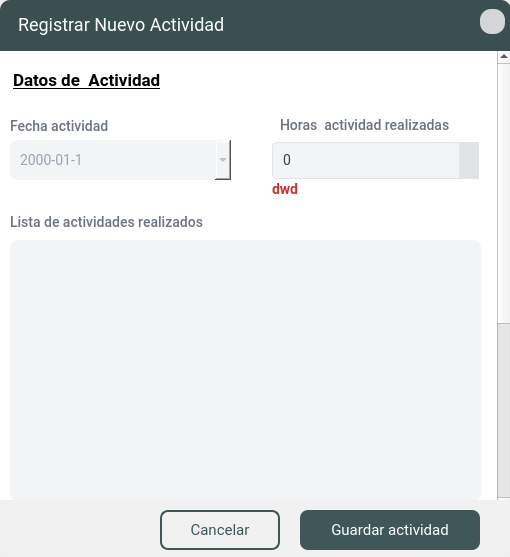
Qt form App/source/ui_files/formulario_seguimiento_estudiante.ui (Bailon18/Vinculacion-desktop-python) before a commit.
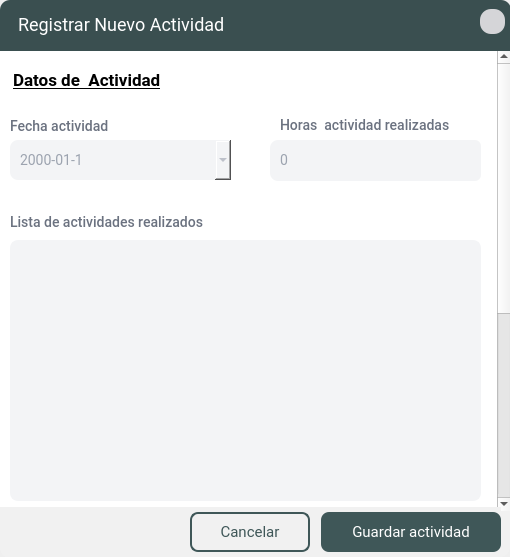
The same form after that commit. Icons and pictures are not drawn.

```diff
--- a/App/source/ui_files/formulario_seguimiento_estudiante.ui
+++ b/App/source/ui_files/formulario_seguimiento_estudiante.ui
@@ -215,7 +215,7 @@
 
 
 /* QLabel para Mostrar Error */
-QLabel#errorNombres, #errorApellidos, #errorIdentificacion, #errorFechaNacimiento, #errorCorreo, #errorTelefono, #errorDireccion{
+QLabel#errorHora, #errorListActividades, #errorEvidencias{
     font-family: Roboto;
     font-style: normal;
     font-weight: bold;
@@ -223,46 +223,43 @@
     color: #D32F2F; 
 }
 
-QSpinBox {
-    font-family: Roboto;
-    font-style: normal;
-    font-weight: normal;
-    font-size: 14px;
-    letter-spacing: 0.02em;
-    background: #F3F4F6;
-    color: #344647;
-    border: 1px solid #E2E3E4;
-    border-radius: 4px;
-    padding: 8px;
-    margin: 2px;
-}
+/*SPINBOX*/
+QSpinBox{
+font-family: Roboto;
+font-style: normal;
+font-weight: normal;
+font-size: 14px;
+letter-spacing: 0.02em;
+background: #F3F4F6;
+color:#9CA3AF;
+padding:8px;
+border-radius:8px; }
 
-QSpinBox::up-button, QSpinBox::down-button {
-    subcontrol-origin: border;
-    background: #E2E3E4;
-    border: none;
-    width: 20px;
-    height: 20px;
-}
+QSpinBox::up-button {
+min-width: 25px; min-height: 12px; background-color: #F3F4F6; 
+border-radius: 6px;}
 
-QSpinBox::up-arrow, QSpinBox::down-arrow {
-    width: 10px;
-    height: 10px;
-}
+QSpinBox::down-button {
+min-width: 25px; min-height: 12px; background-color: #F3F4F6; 
+border-radius: 6px;}
 
-QSpinBox::up-arrow {
-    image: url(:/menu/contraerarriba.png);
+QSpinBox::up-arrow{
+	image: url(:/menu/contraerarriba.png);
+     width: 9px;
+     height: 9px;
 }
 
-QSpinBox::down-arrow {
-    image: url(:/menu/contraerabajo.png);
-}
+QSpinBox::down-arrow{
+ image: url(:/menu/contraerabajo.png);
+     width: 9px;
+     height: 9px;}
 
 QSpinBox::up-button:hover, QSpinBox::down-button:hover {
     background-color: #CCCCCC;
 }
 
 
+
 QPlainTextEdit{
 font-family: Roboto;
 font-style: normal;
@@ -294,15 +291,15 @@
        <property name="geometry">
         <rect>
          <x>0</x>
-         <y>-309</y>
+         <y>-294</y>
          <width>494</width>
-         <height>770</height>
+         <height>800</height>
         </rect>
        </property>
        <property name="minimumSize">
         <size>
          <width>0</width>
-         <height>770</height>
+         <height>800</height>
         </size>
        </property>
        <property name="styleSheet">
@@ -401,6 +398,9 @@
         </property>
        </widget>
        <widget class="QSpinBox" name="horas_spinx">
+        <property name="enabled">
+         <bool>true</bool>
+        </property>
         <property name="geometry">
          <rect>
           <x>270</x>
@@ -631,7 +631,7 @@
          </rect>
         </property>
         <property name="text">
-         <string>dwd</string>
+         <string/>
         </property>
        </widget>
        <widget class="QLabel" name="errorNombres_2">
@@ -639,12 +639,107 @@
          <rect>
           <x>12</x>
           <y>454</y>
-          <width>211</width>
+          <width>461</width>
           <height>16</height>
          </rect>
         </property>
         <property name="text">
-         <string>dwd</string>
+         <string/>
+        </property>
+       </widget>
+       <widget class="QLabel" name="errorEvidencias">
+        <property name="geometry">
+         <rect>
+          <x>10</x>
+          <y>603</y>
+          <width>461</width>
+          <height>16</height>
+         </rect>
+        </property>
+        <property name="text">
+         <string/>
+        </property>
+       </widget>
+       <widget class="QPushButton" name="btn_descargar_foto">
+        <property name="geometry">
+         <rect>
+          <x>198</x>
+          <y>577</y>
+          <width>31</width>
+          <height>31</height>
+         </rect>
+        </property>
+        <property name="toolTip">
+         <string>Descargar archivo</string>
+        </property>
+        <property name="text">
+         <string/>
+        </property>
+        <property name="icon">
+         <iconset resource="../image/source.qrc">
+          <normaloff>:/menu/descargar.png</normaloff>:/menu/descargar.png</iconset>
+        </property>
+        <property name="iconSize">
+         <size>
+          <width>20</width>
+          <height>20</height>
+         </size>
+        </property>
+        <property name="checkable">
+         <bool>false</bool>
+        </property>
+        <property name="autoRepeat">
+         <bool>false</bool>
+        </property>
+        <property name="autoDefault">
+         <bool>true</bool>
+        </property>
+        <property name="default">
+         <bool>false</bool>
+        </property>
+        <property name="flat">
+         <bool>false</bool>
+        </property>
+       </widget>
+       <widget class="QPushButton" name="btn_descargar_archivo">
+        <property name="geometry">
+         <rect>
+          <x>450</x>
+          <y>577</y>
+          <width>31</width>
+          <height>31</height>
+         </rect>
+        </property>
+        <property name="toolTip">
+         <string>Descargar archivo</string>
+        </property>
+        <property name="text">
+         <string/>
+        </property>
+        <property name="icon">
+         <iconset resource="../image/source.qrc">
+          <normaloff>:/menu/descargar.png</normaloff>:/menu/descargar.png</iconset>
+        </property>
+        <property name="iconSize">
+         <size>
+          <width>20</width>
+          <height>20</height>
+         </size>
+        </property>
+        <property name="checkable">
+         <bool>false</bool>
+        </property>
+        <property name="autoRepeat">
+         <bool>false</bool>
+        </property>
+        <property name="autoDefault">
+         <bool>true</bool>
+        </property>
+        <property name="default">
+         <bool>false</bool>
+        </property>
+        <property name="flat">
+         <bool>false</bool>
         </property>
        </widget>
       </widget>
@@ -653,8 +748,8 @@
       <property name="geometry">
        <rect>
         <x>0</x>
-        <y>500</y>
-        <width>511</width>
+        <y>507</y>
+        <width>501</width>
         <height>51</height>
        </rect>
       </property>
@@ -726,56 +821,37 @@
       <property name="frameShadow">
        <enum>QFrame::Raised</enum>
       </property>
-      <widget class="QPushButton" name="btn_agregar_actividad">
-       <property name="geometry">
-        <rect>
-         <x>300</x>
-         <y>10</y>
-         <width>180</width>
-         <height>40</height>
-        </rect>
+      <layout class="QHBoxLayout" name="horizontalLayout">
+       <property name="spacing">
+        <number>11</number>
        </property>
-       <property name="minimumSize">
-        <size>
-         <width>180</width>
-         <height>40</height>
-        </size>
+       <property name="leftMargin">
+        <number>0</number>
        </property>
-       <property name="maximumSize">
-        <size>
-         <width>110</width>
-         <height>40</height>
-        </size>
+       <property name="topMargin">
+        <number>0</number>
        </property>
-       <property name="cursor">
-        <cursorShape>PointingHandCursor</cursorShape>
+       <property name="rightMargin">
+        <number>0</number>
        </property>
-       <property name="styleSheet">
-        <string notr="true"/>
+       <property name="bottomMargin">
+        <number>0</number>
        </property>
-       <property name="text">
-        <string>Guardar actividad</string>
-       </property>
-       <property name="icon">
-        <iconset resource="../image/source.qrc">
-         <normaloff>:/menu/botonadd.png</normaloff>:/menu/botonadd.png</iconset>
-       </property>
-       <property name="iconSize">
+       <item>
+        <spacer name="horizontalSpacer">
+         <property name="orientation">
+          <enum>Qt::Horizontal</enum>
+         </property>
+         <property name="sizeHint" stdset="0">
         <size>
-         <width>15</width>
-         <height>21</height>
-        </size>
-       </property>
-      </widget>
+           <width>40</width>
+           <height>20</height>
+          </size>
+         </property>
+        </spacer>
+       </item>
+       <item>
       <widget class="QPushButton" name="cancelButton">
-       <property name="geometry">
-        <rect>
-         <x>160</x>
-         <y>10</y>
-         <width>120</width>
-         <height>40</height>
-        </rect>
-       </property>
        <property name="minimumSize">
         <size>
          <width>120</width>
@@ -811,6 +887,43 @@
         </size>
        </property>
       </widget>
+       </item>
+       <item>
+        <widget class="QPushButton" name="btn_agregar_actividad">
+         <property name="minimumSize">
+          <size>
+           <width>180</width>
+           <height>40</height>
+          </size>
+         </property>
+         <property name="maximumSize">
+          <size>
+           <width>110</width>
+           <height>40</height>
+          </size>
+         </property>
+         <property name="cursor">
+          <cursorShape>PointingHandCursor</cursorShape>
+         </property>
+         <property name="styleSheet">
+          <string notr="true"/>
+         </property>
+         <property name="text">
+          <string>Guardar actividad</string>
+         </property>
+         <property name="icon">
+          <iconset resource="../image/source.qrc">
+           <normaloff>:/menu/botonadd.png</normaloff>:/menu/botonadd.png</iconset>
+         </property>
+         <property name="iconSize">
+          <size>
+           <width>15</width>
+           <height>21</height>
+          </size>
+         </property>
+        </widget>
+       </item>
+      </layout>
      </widget>
      <widget class="QFrame" name="frame_2">
       <property name="geometry">
```
Left out of the diff: 25 changed lines with no effect on the pictures. Lines whose indentation alone changed are shown as unchanged.
